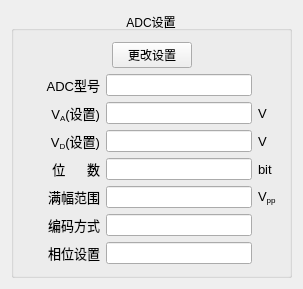
Qt form soft/zebra-scope/AdcSettingsWidget.ui (Quenii/ADCEVM) before a commit.
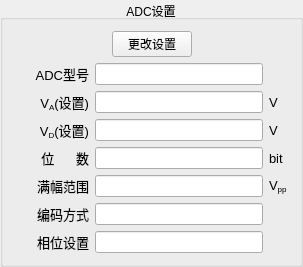
The same form after that commit.

```diff
--- a/soft/zebra-scope/AdcSettingsWidget.ui
+++ b/soft/zebra-scope/AdcSettingsWidget.ui
@@ -14,6 +14,9 @@
    <string>ADC设置</string>
   </property>
   <layout class="QGridLayout" name="gridLayout_3">
+   <property name="margin">
+    <number>0</number>
+   </property>
    <item row="0" column="0">
     <widget class="QGroupBox" name="groupBox">
      <property name="title">
```
Left out of the diff: 2 changed lines with no effect on the pictures.
